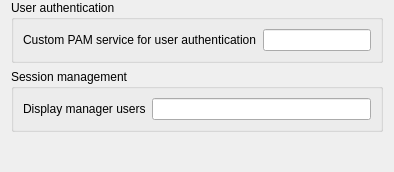
Qt form plugins/platform/linux/LinuxPlatformConfigurationPage.ui (veyon/veyon) before a commit.
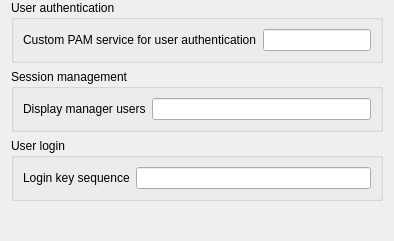
The same form after that commit. Icons and pictures are not drawn.

Commit message: LinuxPlatformConfiguration: add userLoginKeySequence property

Patch:
```diff
--- a/plugins/platform/linux/LinuxPlatformConfigurationPage.ui
+++ b/plugins/platform/linux/LinuxPlatformConfigurationPage.ui
@@ -58,6 +58,25 @@
      </layout>
     </widget>
    </item>
+   <item>
+    <widget class="QGroupBox" name="groupBox_3">
+     <property name="title">
+      <string>User login</string>
+     </property>
+     <layout class="QHBoxLayout" name="horizontalLayout">
+      <item>
+       <widget class="QLabel" name="label_2">
+        <property name="text">
+         <string>Login key sequence</string>
+        </property>
+       </widget>
+      </item>
+      <item>
+       <widget class="QLineEdit" name="userLoginKeySequence"/>
+      </item>
+     </layout>
+    </widget>
+   </item>
    <item>
     <spacer name="verticalSpacer">
      <property name="orientation">
```
The commit also changes 1 other file.
